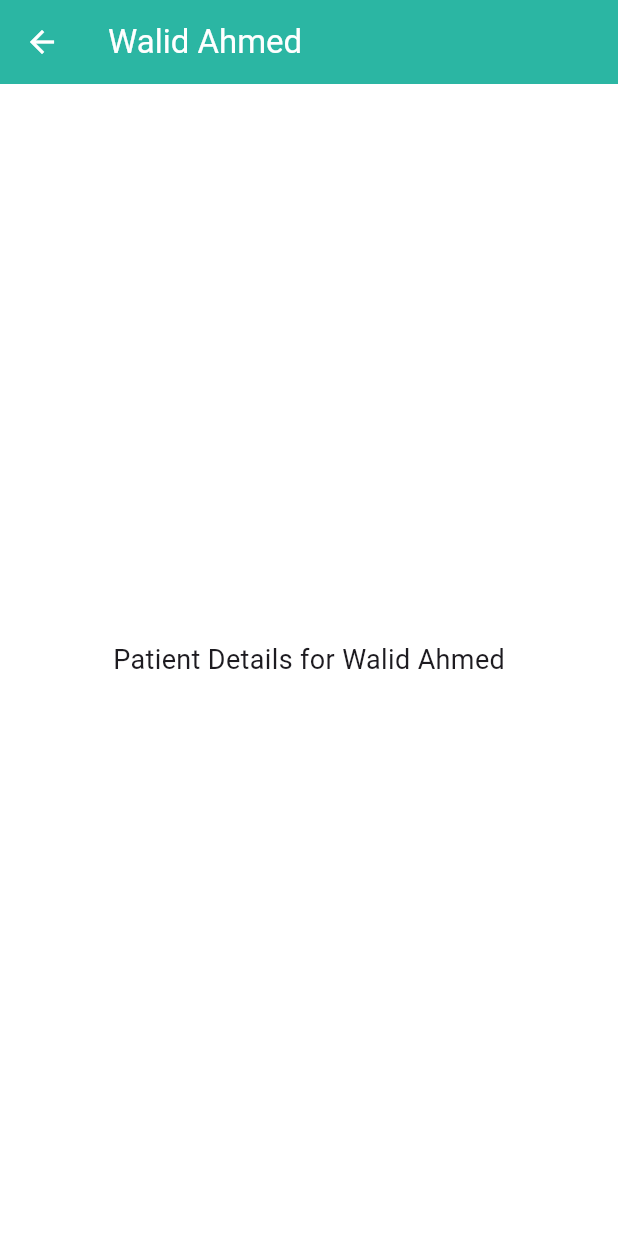
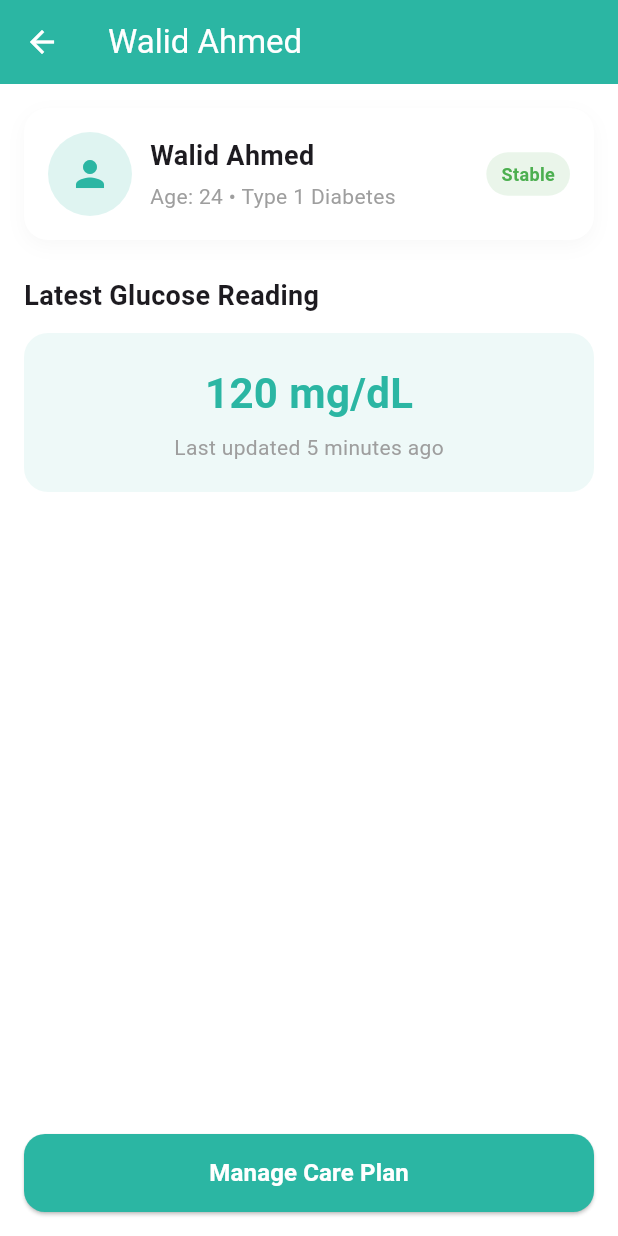
Before and after one commit to Nouran246/Glucora-Mobile-App, a Flutter app: the screen it shows after launch, after a tap on "Walid Ahmed", on a phone screen of 412 x 824 dp. Run offline on Flutter 3.47's test engine with Material 3 defaults, Android fonts, the phone set to English and light mode, and no system bars.

Commit message:
Updating parts of the user info

```diff
--- a/lib/features/doctor/screens/patient_details_screen.dart
+++ b/lib/features/doctor/screens/patient_details_screen.dart
@@ -16,12 +16,147 @@ class PatientDetailsScreen extends StatelessWidget {
         backgroundColor: const Color(0xFF2BB6A3),
         foregroundColor: Colors.white,
       ),
-      body: Center(
-        child: Text(
-          'Patient Details for $patientName',
-          style: const TextStyle(fontSize: 18),
+      body: SafeArea(
+  child: Padding(
+    padding: const EdgeInsets.all(16),
+    child: Column(
+      crossAxisAlignment: CrossAxisAlignment.start,
+      children: [
+        // 🔹 Patient summary card
+        Container(
+          padding: const EdgeInsets.all(16),
+          decoration: BoxDecoration(
+            color: Colors.white,
+            borderRadius: BorderRadius.circular(16),
+            boxShadow: [
+              BoxShadow(
+                color: Colors.grey.withValues(alpha: 0.08),
+                blurRadius: 10,
+                offset: const Offset(0, 4),
+              ),
+            ],
+          ),
+          child: Row(
+            children: [
+              CircleAvatar(
+                radius: 28,
+                backgroundColor:
+                    const Color(0xFF2BB6A3).withValues(alpha: 0.15),
+                child: const Icon(
+                  Icons.person,
+                  size: 28,
+                  color: Color(0xFF2BB6A3),
+                ),
+              ),
+              const SizedBox(width: 12),
+              Expanded(
+                child: Column(
+                  crossAxisAlignment: CrossAxisAlignment.start,
+                  children: [
+                    Text(
+                      patientName,
+                      style: const TextStyle(
+                        fontSize: 18,
+                        fontWeight: FontWeight.bold,
+                      ),
+                    ),
+                    const SizedBox(height: 4),
+                    const Text(
+                      'Age: 24 • Type 1 Diabetes',
+                      style: TextStyle(color: Colors.grey),
+                    ),
+                  ],
+                ),
+              ),
+              Container(
+                padding: const EdgeInsets.symmetric(
+                    horizontal: 10, vertical: 6),
+                decoration: BoxDecoration(
+                  color: Colors.green.withValues(alpha: 0.12),
+                  borderRadius: BorderRadius.circular(20),
+                ),
+                child: const Text(
+                  'Stable',
+                  style: TextStyle(
+                    color: Colors.green,
+                    fontWeight: FontWeight.w600,
+                    fontSize: 12,
+                  ),
+                ),
+              ),
+            ],
+          ),
         ),
-      ),
+
+        const SizedBox(height: 24),
+
+        // 🔹 Latest Reading
+        const Text(
+          'Latest Glucose Reading',
+          style: TextStyle(
+            fontSize: 18,
+            fontWeight: FontWeight.bold,
+          ),
+        ),
+
+        const SizedBox(height: 12),
+
+        Container(
+          width: double.infinity,
+          padding: const EdgeInsets.all(20),
+          decoration: BoxDecoration(
+            color: const Color(0xFF2BB6A3).withValues(alpha: 0.08),
+            borderRadius: BorderRadius.circular(16),
+          ),
+          child: const Column(
+            children: [
+              Text(
+                '120 mg/dL',
+                style: TextStyle(
+                  fontSize: 28,
+                  fontWeight: FontWeight.bold,
+                  color: Color(0xFF2BB6A3),
+                ),
+              ),
+              SizedBox(height: 6),
+              Text(
+                'Last updated 5 minutes ago',
+                style: TextStyle(color: Colors.grey),
+              ),
+            ],
+          ),
+        ),
+
+        const Spacer(),
+
+        // 🔹 Care Plan Button
+        SizedBox(
+          width: double.infinity,
+          height: 52,
+          child: ElevatedButton(
+            style: ElevatedButton.styleFrom(
+              backgroundColor: const Color(0xFF2BB6A3),
+              shape: RoundedRectangleBorder(
+                borderRadius: BorderRadius.circular(14),
+              ),
+            ),
+            onPressed: () {
+              // TODO: navigate to care plan
+            },
+            child: const Text(
+              'Manage Care Plan',
+              style: TextStyle(
+                fontSize: 16,
+                fontWeight: FontWeight.bold,
+                color: Colors.white,
+              ),
+            ),
+          ),
+        ),
+      ],
+    ),
+  ),
+),
     );
   }
 }
```
